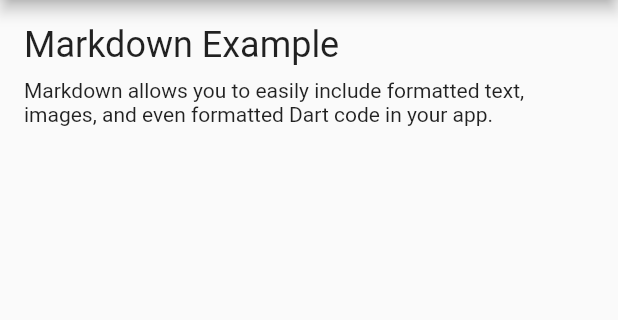
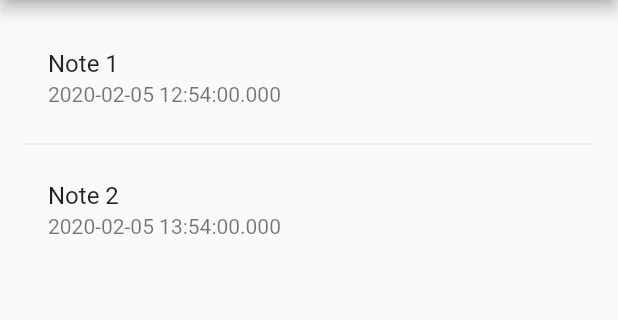
Before and after one commit to iowise/jrnl-mobile, a Flutter app: the screen it shows after launch, on a phone screen of 412 x 824 dp, the part 84-404 px from its top. Run offline on Flutter 3.47's test engine with Material 2 defaults, Android fonts, the phone set to English and light mode, and no system bars.

Commit message:
Add a list of jrnl records

```diff
--- a/lib/main.dart
+++ b/lib/main.dart
@@ -3,10 +3,16 @@
 // found in the LICENSE file.
 
 import 'package:flutter/material.dart';
-import 'package:flutter_markdown/flutter_markdown.dart';
+import 'package:jrnl/parser.dart';
+import 'package:jrnl/models.dart';
 
-const String _markdownData = """# Markdown Example
-Markdown allows you to easily include formatted text, images, and even formatted Dart code in your app.""";
+String _jrnlData = """[2020-02-05 12:54] Note 1
+# Markdown Example
+Markdown allows you to easily include formatted text, images, and even formatted Dart code in your app.
+
+[2020-02-05 13:54] Note 2
+# Markdown Example 2
+""";
 
 void main() => runApp(MyApp());
 
@@ -19,8 +25,45 @@ class MyApp extends StatelessWidget {
         appBar: AppBar(
           title: Text('jrnl'),
         ),
-          body: const Markdown(data: _markdownData)
+        //body: const Markdown(data: _markdownData)
+        body: Center(
+          child: Journal(),
+        ),
       ),
     );
   }
 }
+
+class JournalState extends State<Journal> {
+  final _parserData = List.from(JrnlParser(_jrnlData).entries());
+
+  Widget _buildSuggestions() {
+    return ListView.builder(
+        padding: const EdgeInsets.all(16.0),
+        itemBuilder: /*1*/ (context, i) {
+          if (i.isOdd) return Divider();
+          /*2*/
+
+          final index = i ~/ 2; /*3*/
+          return _buildRow(_parserData[index]);
+        },
+        itemCount: _parserData.length * 2 - 1);
+  }
+
+  Widget _buildRow(Record row) {
+    return ListTile(
+      title: Text(row.title),
+      subtitle: Text(row.createdAt.toString()),
+    );
+  }
+
+  @override
+  Widget build(BuildContext context) {
+    return _buildSuggestions();
+  }
+}
+
+class Journal extends StatefulWidget {
+  @override
+  JournalState createState() => JournalState();
+}
--- a/lib/models.dart
+++ b/lib/models.dart
@@ -12,6 +12,7 @@ class Record {
         ')';
   }
 
+  @override
   bool operator ==(Object other) =>
       identical(this, other) ||
           other is Record &&
@@ -20,4 +21,9 @@ class Record {
               title == other.title &&
               fullContent == other.fullContent;
 
+  @override
+  int get hashCode =>
+      createdAt.hashCode ^
+      title.hashCode ^
+      fullContent.hashCode;
 }
--- a/lib/parser.dart
+++ b/lib/parser.dart
@@ -1,9 +1,9 @@
 import 'package:jrnl/models.dart';
 
 class JrnlParser {
+  String content;
+
   JrnlParser(this.content);
-
-  String content;
 
   RegExp dateBlobRE =
       new RegExp(r"^\[([^\\\]]+)\] ((?:(?!^\[).*\n*)*)", multiLine: true);
@@ -14,9 +14,9 @@ class JrnlParser {
       yield Record(DateTime.now(), '', '');
     } else {
       for (var match in this.dateBlobRE.allMatches(this.content)) {
-        final date_blob = match.group(1);
+        final dateBlob = match.group(1);
         final text = match.group(2);
-        final date = DateTime.parse(date_blob);
+        final date = DateTime.parse(dateBlob);
         yield Record(date, text.split('\n')[0], text.trim());
       }
     }
```
